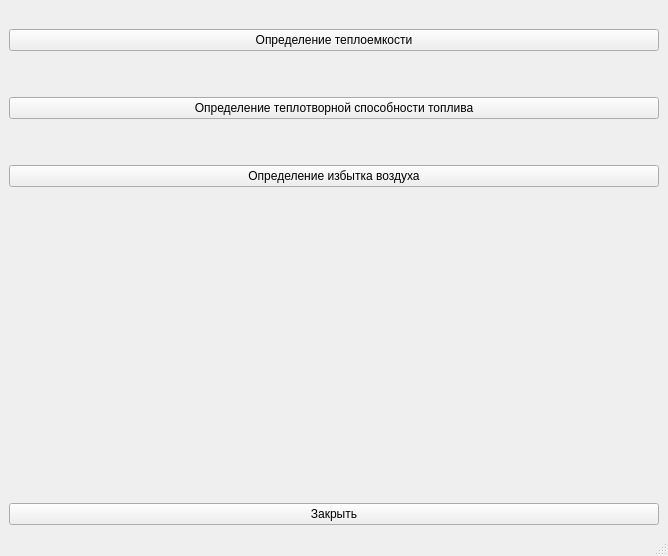
Ismaxis/212QtMay, file mainwindow.ui: the form before one commit.
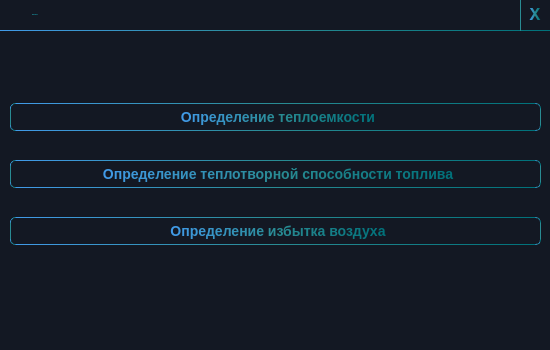
The form after the commit.

The edit to the form file:
```diff
--- a/mainwindow.ui
+++ b/mainwindow.ui
@@ -6,110 +6,259 @@
    <rect>
     <x>0</x>
     <y>0</y>
-    <width>668</width>
-    <height>556</height>
+    <width>550</width>
+    <height>350</height>
    </rect>
   </property>
+  <property name="sizePolicy">
+   <sizepolicy hsizetype="Expanding" vsizetype="Expanding">
+    <horstretch>0</horstretch>
+    <verstretch>0</verstretch>
+   </sizepolicy>
+  </property>
+  <property name="minimumSize">
+   <size>
+    <width>550</width>
+    <height>350</height>
+   </size>
+  </property>
+  <property name="maximumSize">
+   <size>
+    <width>550</width>
+    <height>350</height>
+   </size>
+  </property>
+  <property name="font">
+   <font>
+    <family>Arial Black</family>
+   </font>
+  </property>
   <property name="windowTitle">
    <string>Любимый калькулятор</string>
   </property>
+  <property name="styleSheet">
+   <string notr="true">windowTitle{
+	background:#131823;
+}
+QWidget{
+	background:#131823;
+}
+
+QPushButton{
+	background: #131823;
+	font-size: 14px;
+    border: 1px solid qlineargradient(spread:pad, x1:0, y1:1, x2:1, y2:1, stop:0 rgba(65, 154, 232, 255), stop:0.5 rgba(41, 139, 147, 255), stop:1 rgba(0, 113, 122, 255));
+	border-radius: 5px;
+	padding: 5 px 5px 5px 5px;
+	color: qlineargradient(spread:pad, x1:0, y1:1, x2:1, y2:1, stop:0 rgba(65, 154, 232, 255), stop:0.5 rgba(41, 139, 147, 255), stop:1 rgba(0, 113, 122, 255));
+	font-weight: 800;
+}
+QPushButton:hover {
+    background:qlineargradient(spread:pad, x1:0, y1:1, x2:1, y2:1, stop:0 rgba(65, 154, 232, 255), stop:0.5 rgba(41, 139, 147, 255), stop:1 rgba(0, 113, 122, 255)); 
+	color: #FFF;
+}
+
+QPushButton:pressed {
+    background:#0E1012;
+}   </string>
+  </property>
   <widget class="QWidget" name="centralwidget">
-   <layout class="QVBoxLayout" name="verticalLayout">
-    <item>
-     <spacer name="verticalSpacer_2">
-      <property name="orientation">
-       <enum>Qt::Vertical</enum>
-      </property>
-      <property name="sizeType">
-       <enum>QSizePolicy::Fixed</enum>
-      </property>
-      <property name="sizeHint" stdset="0">
-       <size>
-        <width>20</width>
-        <height>20</height>
-       </size>
-      </property>
-     </spacer>
-    </item>
-    <item>
-     <widget class="QPushButton" name="pb_2">
-      <property name="text">
-       <string>Определение теплоемкости</string>
-      </property>
-     </widget>
-    </item>
-    <item>
-     <spacer name="verticalSpacer_3">
-      <property name="orientation">
-       <enum>Qt::Vertical</enum>
-      </property>
-      <property name="sizeType">
-       <enum>QSizePolicy::Fixed</enum>
-      </property>
-      <property name="sizeHint" stdset="0">
-       <size>
-        <width>20</width>
-        <height>40</height>
-       </size>
-      </property>
-     </spacer>
-    </item>
-    <item>
-     <widget class="QPushButton" name="pb_3">
-      <property name="text">
-       <string>Определение теплотворной способности топлива</string>
-      </property>
-     </widget>
-    </item>
-    <item>
-     <spacer name="verticalSpacer_4">
-      <property name="orientation">
-       <enum>Qt::Vertical</enum>
-      </property>
-      <property name="sizeType">
-       <enum>QSizePolicy::Fixed</enum>
-      </property>
-      <property name="sizeHint" stdset="0">
-       <size>
-        <width>20</width>
-        <height>40</height>
-       </size>
-      </property>
-     </spacer>
-    </item>
-    <item>
-     <widget class="QPushButton" name="pb_4">
-      <property name="text">
-       <string>Определение избытка воздуха</string>
-      </property>
-     </widget>
-    </item>
-    <item>
-     <spacer name="verticalSpacer">
-      <property name="orientation">
-       <enum>Qt::Vertical</enum>
-      </property>
-      <property name="sizeType">
-       <enum>QSizePolicy::MinimumExpanding</enum>
-      </property>
-      <property name="sizeHint" stdset="0">
-       <size>
-        <width>20</width>
-        <height>40</height>
-       </size>
-      </property>
-     </spacer>
-    </item>
-    <item>
-     <widget class="QPushButton" name="closePushButton">
-      <property name="text">
-       <string>Закрыть</string>
-      </property>
-     </widget>
-    </item>
-   </layout>
+   <property name="sizePolicy">
+    <sizepolicy hsizetype="Preferred" vsizetype="Preferred">
+     <horstretch>0</horstretch>
+     <verstretch>0</verstretch>
+    </sizepolicy>
+   </property>
+   <widget class="QWidget" name="widget" native="true">
+    <property name="geometry">
+     <rect>
+      <x>10</x>
+      <y>80</y>
+      <width>531</width>
+      <height>190</height>
+     </rect>
+    </property>
+    <layout class="QVBoxLayout" name="verticalLayout">
+     <item>
+      <widget class="QPushButton" name="pb_2">
+       <property name="sizePolicy">
+        <sizepolicy hsizetype="Minimum" vsizetype="Fixed">
+         <horstretch>0</horstretch>
+         <verstretch>0</verstretch>
+        </sizepolicy>
+       </property>
+       <property name="font">
+        <font>
+         <pointsize>-1</pointsize>
+         <bold>true</bold>
+        </font>
+       </property>
+       <property name="text">
+        <string>Определение теплоемкости</string>
+       </property>
+      </widget>
+     </item>
+     <item>
+      <widget class="QPushButton" name="pb_3">
+       <property name="baseSize">
+        <size>
+         <width>0</width>
+         <height>35</height>
+        </size>
+       </property>
+       <property name="font">
+        <font>
+         <pointsize>-1</pointsize>
+         <bold>true</bold>
+        </font>
+       </property>
+       <property name="text">
+        <string>Определение теплотворной способности топлива</string>
+       </property>
+      </widget>
+     </item>
+     <item>
+      <widget class="QPushButton" name="pb_4">
+       <property name="baseSize">
+        <size>
+         <width>530</width>
+         <height>30</height>
+        </size>
+       </property>
+       <property name="font">
+        <font>
+         <pointsize>-1</pointsize>
+         <bold>true</bold>
+        </font>
+       </property>
+       <property name="styleSheet">
+        <string notr="true"/>
+       </property>
+       <property name="text">
+        <string>Определение избытка воздуха</string>
+       </property>
+      </widget>
+     </item>
+    </layout>
+   </widget>
+   <widget class="QWidget" name="titlewidget" native="true">
+    <property name="geometry">
+     <rect>
+      <x>0</x>
+      <y>0</y>
+      <width>550</width>
+      <height>31</height>
+     </rect>
+    </property>
+    <property name="sizePolicy">
+     <sizepolicy hsizetype="Preferred" vsizetype="Preferred">
+      <horstretch>0</horstretch>
+      <verstretch>0</verstretch>
+     </sizepolicy>
+    </property>
+    <property name="minimumSize">
+     <size>
+      <width>0</width>
+      <height>25</height>
+     </size>
+    </property>
+    <property name="baseSize">
+     <size>
+      <width>0</width>
+      <height>25</height>
+     </size>
+    </property>
+    <property name="styleSheet">
+     <string notr="true">QWidget{
+	border-bottom:1px solid qlineargradient(spread:pad, x1:0, y1:1, x2:1, y2:1, stop:0 rgba(65, 154, 232, 255), stop:0.5 rgba(41, 139, 147, 255), stop:1 rgba(0, 113, 122, 255));
+}
+
+QPushButton{
+	border-radius: 0px;
+	background-color: rgba(255, 255, 128, 0);
+}
+QPushButton:hover {
+    background:qlineargradient(spread:pad, x1:0, y1:1, x2:1, y2:1, stop:0 rgba(65, 154, 232, 255), stop:0.5 rgba(41, 139, 147, 255), stop:1 rgba(0, 113, 122, 255)); 
+	color: #FFF;
+}
+
+QPushButton:pressed {
+    background:#0E1012;
+	background-color: rgba(255, 255, 128, 0);
+}   
+QLabel{
+	color:qlineargradient(spread:pad, x1:0, y1:1, x2:1, y2:1, stop:0 rgba(73, 232, 232, 255), stop:1 rgba(21, 222, 238, 255)); 
+}</string>
+    </property>
+    <widget class="QPushButton" name="closePushButton">
+     <property name="geometry">
+      <rect>
+       <x>520</x>
+       <y>0</y>
+       <width>31</width>
+       <height>31</height>
+      </rect>
+     </property>
+     <property name="font">
+      <font>
+       <family>Consolas</family>
+       <pointsize>-1</pointsize>
+       <italic>false</italic>
+       <bold>true</bold>
+      </font>
+     </property>
+     <property name="styleSheet">
+      <string notr="true">border-bottom-width: 0px;
+border-top-width: 0px;
+
+font-weight: 900;
+font-size: 18px;
+padding: 0px 1px 0px 0px;</string>
+     </property>
+     <property name="text">
+      <string>X</string>
+     </property>
+    </widget>
+    <widget class="QLabel" name="label">
+     <property name="geometry">
+      <rect>
+       <x>32</x>
+       <y>5</y>
+       <width>80</width>
+       <height>20</height>
+      </rect>
+     </property>
+     <property name="font">
+      <font>
+       <pointsize>-1</pointsize>
+       <kerning>false</kerning>
+      </font>
+     </property>
+     <property name="styleSheet">
+      <string notr="true">border-bottom-width: 0px;</string>
+     </property>
+     <property name="text">
+      <string>Калькулятор</string>
+     </property>
+    </widget>
+    <widget class="QLabel" name="icon">
+     <property name="geometry">
+      <rect>
+       <x>2</x>
+       <y>2</y>
+       <width>25</width>
+       <height>25</height>
+      </rect>
+     </property>
+     <property name="styleSheet">
+      <string notr="true">border-bottom-width: 0px;</string>
+     </property>
+     <property name="text">
+      <string/>
+     </property>
+    </widget>
+   </widget>
   </widget>
-  <widget class="QStatusBar" name="statusbar"/>
  </widget>
  <resources/>
  <connections>
```
